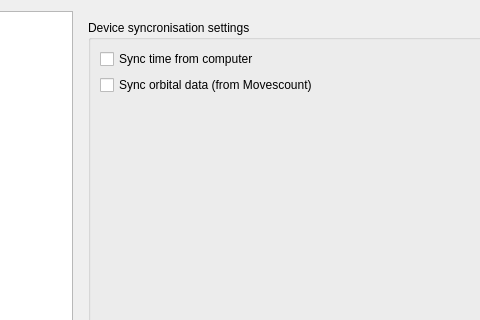
Above: src/openambit/settingsdialog.ui from openambitproject/openambit before the change; both pictures show x 118 to 598 and y 0 to 320 of the 729 by 438 pixel window. Below: the same form after it.
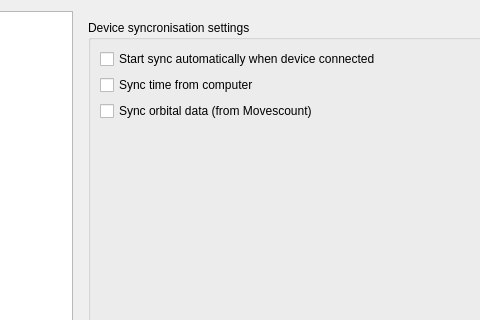
That is the form after the change. The open tabs and pages were chosen to show the change. Icons and pictures are not drawn.

Commit message: Added automatic sync when device connected

What changed in the file:
```diff
--- a/src/openambit/settingsdialog.ui
+++ b/src/openambit/settingsdialog.ui
@@ -130,20 +130,27 @@
               <string>Device syncronisation settings</string>
              </property>
              <layout class="QFormLayout" name="formLayout">
-              <item row="0" column="0">
+              <item row="1" column="0">
                <widget class="QCheckBox" name="checkBoxSyncTime">
                 <property name="text">
                  <string>Sync time from computer</string>
                 </property>
                </widget>
               </item>
-              <item row="1" column="0">
+              <item row="2" column="0">
                <widget class="QCheckBox" name="checkBoxSyncOrbit">
                 <property name="text">
                  <string>Sync orbital data (from Movescount)</string>
                 </property>
                </widget>
               </item>
+              <item row="0" column="0">
+               <widget class="QCheckBox" name="checkBoxSyncAutomatically">
+                <property name="text">
+                 <string>Start sync automatically when device connected</string>
+                </property>
+               </widget>
+              </item>
              </layout>
             </widget>
            </item>
```
Left out of the diff: 2 changed lines with no effect on the pictures. The commit also changes 4 other files.
